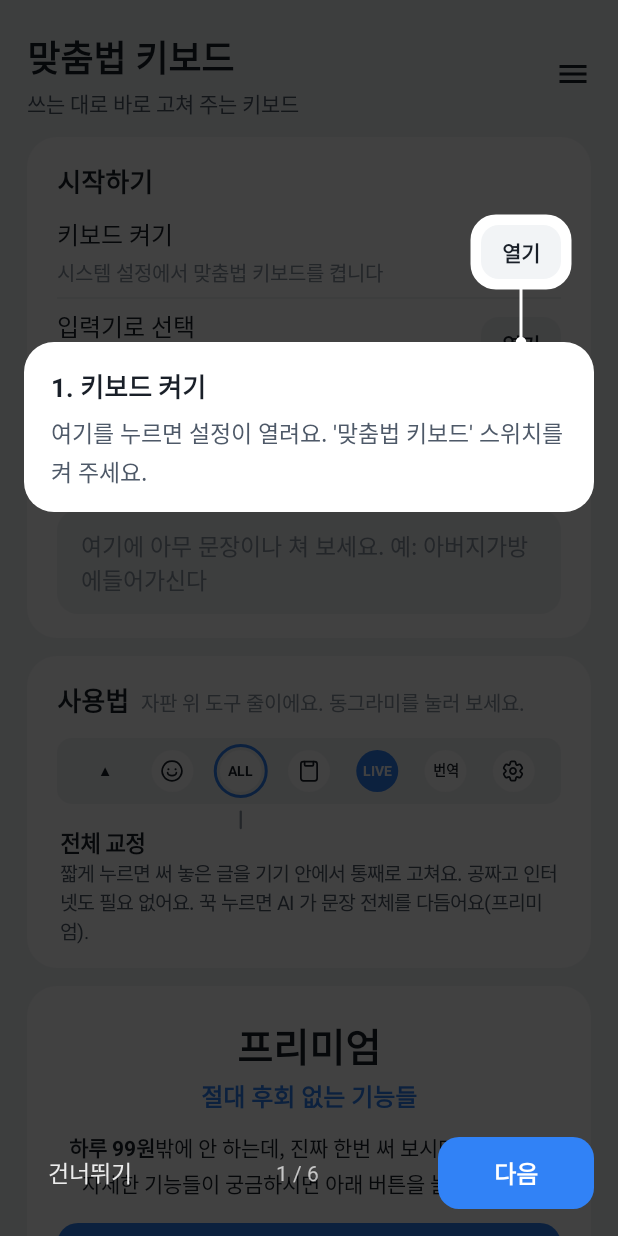
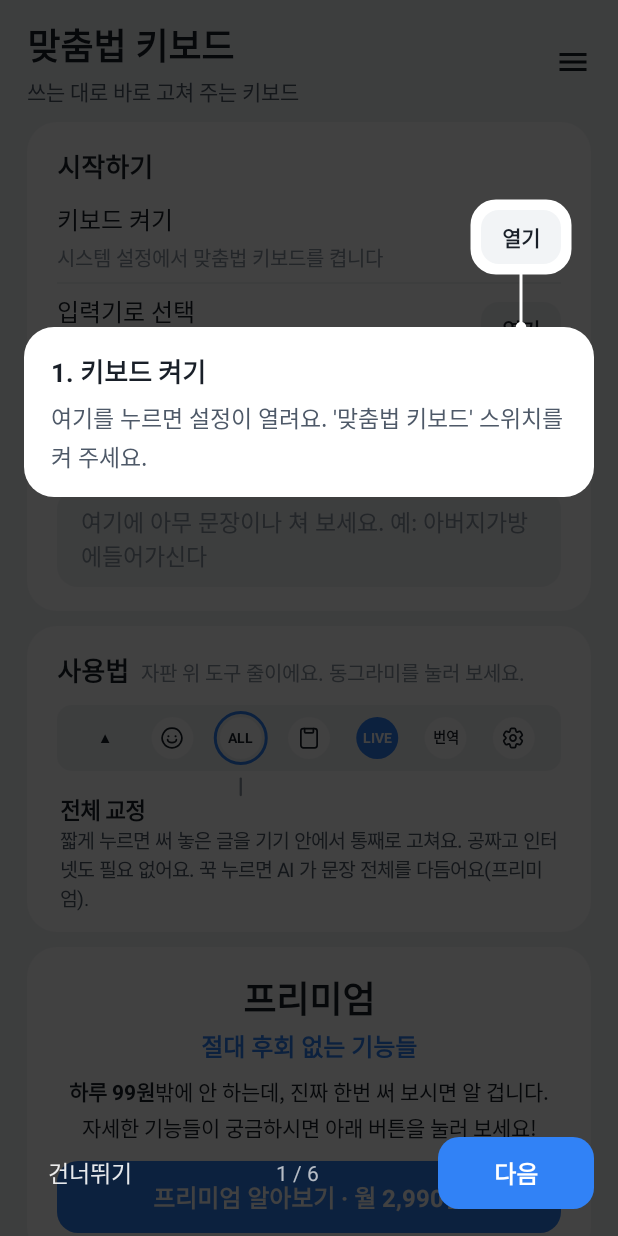
Before and after one commit to kimgeonwoo-718/-, an Android app: the screen it shows after launch (SetupActivity), on a phone screen of 412 x 824 dp. Run offline under Robolectric (Android 15) with nearby library versions, the phone set to English and light mode, and no system bars; libraries missing offline, so code that uses them is left out: com.android.billingclient; pictures from the network do not load; 2 statements that could not run were skipped.

Commit message:
첫 화면: 사용자 폰 크기에서 여유가 0 이던 것을 40~50dp 남게 + 캡처에서 '설정 마친 화면' 보기
에뮬레이터 실측(412x833dp)으로 설정을 마친 화면이 딱 화면 높이만큼이었다 — 폰 글꼴이 조금만 커도 밀린다.
카드 사이 12→10dp, 위 여백 20→12dp, 프리미엄 칸 여백·제목·버튼, 써 보기 칸 여백을 몇 dp 씩 줄였다.
SetupActivity: 디버그 빌드에서만 듣는 screenshot_setup_done 스위치 — 에뮬레이터(x86)에선 키보드 엔진이
arm 전용이라 기본 입력기가 되돌려져 '마친 화면' 을 볼 수 없었다. 릴리스 빌드에서는 무시된다.

Co-Authored-By: Claude Opus 5.5 <noreply@anthropic.com>
Claude-Session: https://claude.ai/code/session_011ebNbcMnU1MFMvxvCnWZeD

```diff
--- a/keyboard/src/main/java/com/spellkeyboard/ko/SetupActivity.kt
+++ b/keyboard/src/main/java/com/spellkeyboard/ko/SetupActivity.kt
@@ -126,12 +126,21 @@ class SetupActivity : AppCompatActivity() {
         markStep(findViewById(R.id.enable_button), enabled)
         markStep(findViewById(R.id.pick_button), selected)
         // 둘 다 끝났으면 행 둘을 접고 "키보드를 쓰고 있어요" 한 줄만 — 첫 화면을 한 페이지에 담으려고.
-        val done = enabled && selected
+        val done = (enabled && selected) || screenshotSetupDone()
         findViewById<View>(R.id.setup_all_done).isVisible = done
         findViewById<View>(R.id.setup_step_enable).isVisible = !done
         findViewById<View>(R.id.setup_divider).isVisible = !done
         findViewById<View>(R.id.setup_step_pick).isVisible = !done
     }
+
+    /**
+     * 화면 캡처(tools/screenshot/shoot.sh)에서 "설정을 마친 사람" 화면을 보려고 둔 스위치.
+     * 에뮬레이터(x86)에서는 키보드 엔진(arm 전용 네이티브)이 못 떠서 시스템이 기본 입력기를 되돌려 버린다.
+     * **디버그 빌드에서만** 듣는다 — Play 에 올라가는 릴리스에서는 없는 것과 같다. 모양만 바뀐다.
+     */
+    private fun screenshotSetupDone(): Boolean =
+        (applicationInfo.flags and android.content.pm.ApplicationInfo.FLAG_DEBUGGABLE) != 0 &&
+            intent?.getBooleanExtra(EXTRA_SCREENSHOT_SETUP_DONE, false) == true
 
     private fun markStep(pill: TextView, done: Boolean) {
         if (done) {
@@ -193,6 +202,7 @@ class SetupActivity : AppCompatActivity() {
         private const val FREE_PLAN = "free"
 
         private const val KEY_SCROLL = "scroll_y"
+        private const val EXTRA_SCREENSHOT_SETUP_DONE = "screenshot_setup_done"
         private const val KEY_MORE_OPEN = "more_open"
     }
 }
--- a/keyboard/src/main/res/layout/activity_setup.xml
+++ b/keyboard/src/main/res/layout/activity_setup.xml
@@ -30,6 +30,8 @@
         아예 안 재고 "남는 높이의 2/6" 만 줘서 칸이 찌그러지고 글이 잘렸다(2026-10-02 실기기). wrap_content 면
         내용만큼 먼저 주고 남는 것만 무게대로 더 얹는다.
       - 바뀌면 `tools/screenshot/RUN` 을 고쳐 올려 에뮬레이터 캡처(screenshot.yml)로 먼저 본다.
+        사용자 폰(412x833dp, 키보드 설정 마침)에서 여유가 0 이었다(에뮬레이터 실측) — 폰 글꼴이 조금만 커도
+        밀린다. 여백·제목·버튼을 몇 dp 씩 더 줄여 40~50dp 를 남겼고, 그 여유를 무게대로 나눠 갖는다.
       - 카드 안 여백은 위아래 16dp 로 같게(시작하기 칸 글자가 아래로 쏠려 보였다).
       - 결제 잔글씨 두 개(결제 안내·AI 전송 안내)는 결제 화면(activity_paywall)에 있다.
     -->
@@ -38,8 +40,8 @@
         android:layout_height="match_parent"
         android:orientation="vertical"
         android:paddingHorizontal="18dp"
-        android:paddingTop="20dp"
-        android:paddingBottom="18dp">
+        android:paddingTop="12dp"
+        android:paddingBottom="14dp">
 
         <!--
           위 막대. 앱 이름과 ☰ 하나. 로그인·키보드 맞춤설정·약관·고객센터는 전부 ☰ 뒤
@@ -94,7 +96,7 @@
         <LinearLayout
             android:id="@+id/setup_card"
             style="@style/Card"
-            android:layout_marginTop="12dp"
+            android:layout_marginTop="10dp"
             android:paddingTop="16dp"
             android:paddingBottom="16dp">
 
@@ -155,7 +157,7 @@
         <!-- 써 보기 -->
         <LinearLayout
             style="@style/Card"
-            android:layout_marginTop="12dp"
+            android:layout_marginTop="10dp"
             android:paddingTop="16dp"
             android:paddingBottom="16dp">
             <TextView style="@style/CardTitle" android:textSize="17sp" android:text="@string/section_try" />
@@ -163,7 +165,7 @@
                 android:id="@+id/test_field"
                 android:layout_width="match_parent"
                 android:layout_height="wrap_content"
-                android:layout_marginTop="10dp"
+                android:layout_marginTop="8dp"
                 android:background="@drawable/bg_input"
                 android:gravity="top"
                 android:hint="@string/setup_test_hint"
@@ -171,7 +173,7 @@
                 android:inputType="textMultiLine"
                 android:minLines="2"
                 android:paddingHorizontal="16dp"
-                android:paddingVertical="12dp"
+                android:paddingVertical="10dp"
                 android:textColor="@color/toss_text"
                 android:textColorHint="@color/toss_text3"
                 android:textSize="15sp" />
@@ -186,9 +188,9 @@
         -->
         <LinearLayout
             style="@style/Card"
-            android:layout_marginTop="12dp"
+            android:layout_marginTop="10dp"
             android:paddingTop="16dp"
-            android:paddingBottom="14dp">
+            android:paddingBottom="12dp">
             <LinearLayout
                 android:layout_width="match_parent"
                 android:layout_height="wrap_content"
@@ -209,7 +211,7 @@
                 android:id="@+id/toolbar_guide"
                 android:layout_width="match_parent"
                 android:layout_height="wrap_content"
-                android:layout_marginTop="8dp" />
+                android:layout_marginTop="6dp" />
 
         </LinearLayout>
 
@@ -225,17 +227,17 @@
             style="@style/Card"
             android:layout_height="wrap_content"
             android:layout_weight="2"
-            android:layout_marginTop="12dp"
+            android:layout_marginTop="10dp"
             android:gravity="center_vertical"
-            android:paddingTop="20dp"
-            android:paddingBottom="20dp">
+            android:paddingTop="16dp"
+            android:paddingBottom="16dp">
             <TextView
                 android:layout_width="match_parent"
                 android:layout_height="wrap_content"
                 android:gravity="center"
                 android:text="@string/premium_pitch_title"
                 android:textColor="@color/toss_text"
-                android:textSize="26sp"
+                android:textSize="24sp"
                 android:textStyle="bold" />
 
             <TextView
@@ -251,7 +253,7 @@
             <TextView
                 android:layout_width="match_parent"
                 android:layout_height="wrap_content"
-                android:layout_marginTop="12dp"
+                android:layout_marginTop="8dp"
                 android:gravity="center"
                 android:lineSpacingExtra="3dp"
                 android:text="@string/premium_pitch_body"
@@ -271,8 +273,8 @@
             <TextView
                 android:id="@+id/subscribe_button"
                 style="@style/PrimaryButton"
-                android:layout_height="50dp"
-                android:layout_marginTop="16dp"
+                android:layout_height="48dp"
+                android:layout_marginTop="12dp"
                 android:text="@string/setting_plan_subscribe" />
 
             <!-- 결제 오류 같은 알림이 있을 때만 보인다. 빈 TextView 도 한 줄 높이를 먹어 칸 밑이 비었다. -->
```
Also changed, not shown: 2 other files.
